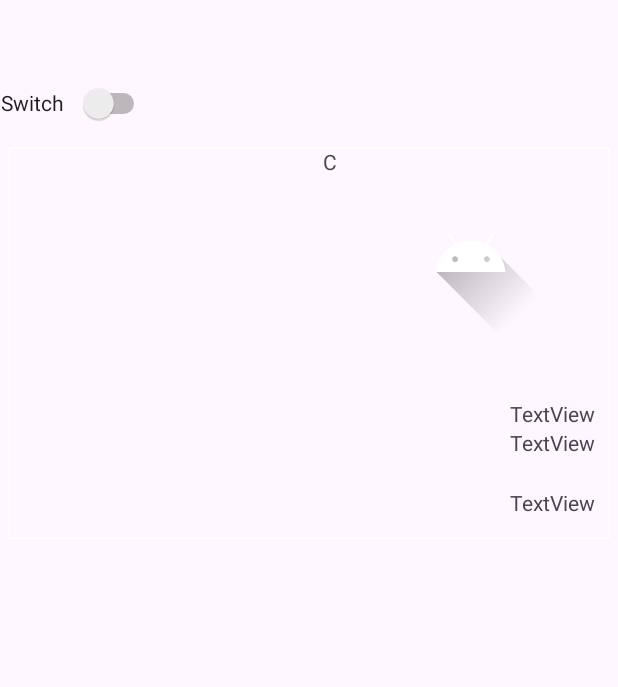
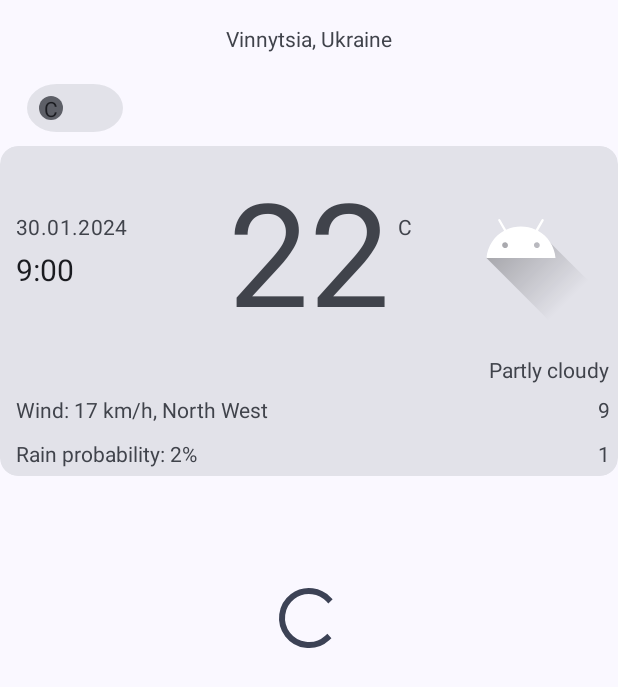
Before and after one commit to VlasNakonechnyi/Weather-App, an Android app: the layout activity_main.xml on its own in the app's theme, with its tools: preview values and no code run, on a phone screen of 412 x 824 dp. Shown: the top 687 px of the screen. Run offline under Robolectric (Android 15) with nearby library versions, the phone set to English and light mode, and no system bars; network calls fail.

Commit message:
added the snackbar and loader

```diff
--- a/app/build.gradle.kts
+++ b/app/build.gradle.kts
@@ -48,4 +48,6 @@ dependencies {
     implementation ("io.reactivex.rxjava2:rxjava:2.2.21")
     implementation ("com.squareup.retrofit2:adapter-rxjava2:2.9.0")
     implementation ("com.squareup.retrofit2:converter-gson:2.9.0")
+    implementation ("com.google.android.material:material:1.11.0")
+
 }
--- a/app/src/main/AndroidManifest.xml
+++ b/app/src/main/AndroidManifest.xml
@@ -1,16 +1,19 @@
 <?xml version="1.0" encoding="utf-8"?>
 <manifest xmlns:android="http://schemas.android.com/apk/res/android"
     xmlns:tools="http://schemas.android.com/tools">
+
+    <uses-permission android:name="android.permission.ACCESS_NETWORK_STATE" />
     <uses-permission android:name="android.permission.INTERNET"/>
     <application
         android:allowBackup="true"
+        android:name=".WeatherApplication"
         android:dataExtractionRules="@xml/data_extraction_rules"
         android:fullBackupContent="@xml/backup_rules"
         android:icon="@mipmap/ic_launcher"
         android:label="@string/app_name"
         android:roundIcon="@mipmap/ic_launcher_round"
         android:supportsRtl="true"
-        android:theme="@style/Theme.WeatherApp"
+        android:theme="@style/Base.Theme.WeatherApp"
         tools:targetApi="31">
         <activity
             android:name=".MainActivity"
--- a/app/src/main/java/com/fivesysdev/weatherapp/repository/RemoteRepository.java
+++ b/app/src/main/java/com/fivesysdev/weatherapp/repository/RemoteRepository.java
@@ -35,6 +35,7 @@ public class RemoteRepository {
         Disposable disposable = RetrofitClient.getInstance()
                 .create(CurrentWeatherService.class)
                 .getCurrentWeatherInfo(API_KEY, LATITUDE_PARAM, LONGITUDE_PARAM, EXCLUDE_PARAM)
+                .retry()
                 .subscribeOn(Schedulers.io())
                 .observeOn(AndroidSchedulers.mainThread())
                 .subscribe(
--- a/app/src/main/res/drawable/border.xml
+++ b/app/src/main/res/drawable/border.xml
@@ -1,6 +1,9 @@
 <?xml version="1.0" encoding="utf-8"?>
 <shape xmlns:android="http://schemas.android.com/apk/res/android"
-    android:shape="rectangle">
-    <stroke android:color="@color/material_dynamic_neutral100" android:width="1dp"/>
-    <corners android:radius="@dimen/cardview_default_radius" />
+    android:shape="rectangle"
+
+    >
+
+    <stroke android:color="@color/material_dynamic_primary50" />
+    <corners android:radius="@dimen/dp_16" />
 </shape>
--- a/app/src/main/res/layout/activity_main.xml
+++ b/app/src/main/res/layout/activity_main.xml
@@ -1,189 +1,161 @@
-<?xml version="1.0" encoding="utf-8"?>
 <androidx.constraintlayout.widget.ConstraintLayout xmlns:android="http://schemas.android.com/apk/res/android"
     xmlns:app="http://schemas.android.com/apk/res-auto"
     xmlns:tools="http://schemas.android.com/tools"
     android:id="@+id/main"
     android:layout_width="match_parent"
     android:layout_height="match_parent"
+
     tools:context=".MainActivity">
 
-    <androidx.constraintlayout.widget.Guideline
-        android:id="@+id/guideline"
-        android:layout_width="wrap_content"
-        android:layout_height="wrap_content"
-        android:orientation="vertical"
-        app:layout_constraintGuide_begin="205dp" />
-
-    <androidx.constraintlayout.widget.Guideline
-        android:id="@+id/guideline2"
-        android:layout_width="wrap_content"
-        android:layout_height="wrap_content"
-        android:orientation="horizontal"
-        app:layout_constraintGuide_begin="93dp" />
-
-    <androidx.constraintlayout.widget.Guideline
-        android:id="@+id/guideline3"
-        android:layout_width="wrap_content"
-        android:layout_height="wrap_content"
-        android:orientation="vertical"
-        app:layout_constraintGuide_begin="100dp" />
-
-    <Switch
-        android:id="@+id/switch1"
-        android:layout_width="99dp"
-        android:layout_height="48dp"
-        android:text="Switch"
-        app:layout_constraintBottom_toTopOf="@+id/guideline2"
-        app:layout_constraintEnd_toStartOf="@+id/guideline3" />
-
-    <TextView
+    <com.google.android.material.textview.MaterialTextView
         android:id="@+id/locationTextView"
         android:layout_width="wrap_content"
         android:layout_height="wrap_content"
-
-        app:layout_constraintBottom_toTopOf="@+id/guideline2"
+        android:layout_marginTop="@dimen/dp_16"
         app:layout_constraintEnd_toEndOf="parent"
         app:layout_constraintStart_toStartOf="parent"
-        app:layout_constraintTop_toTopOf="parent" />
+        app:layout_constraintTop_toTopOf="parent"
+        tools:text="Vinnytsia, Ukraine" />
 
-    <androidx.constraintlayout.widget.Guideline
-        android:id="@+id/guideline4"
-        android:layout_width="wrap_content"
+    <androidx.appcompat.widget.SwitchCompat
+        android:id="@+id/switch1"
+        style="@style/Widget.Material3.CompoundButton.MaterialSwitch"
+        android:layout_width="@dimen/dp_70"
+        android:layout_height="@dimen/dp_50"
+        android:layout_marginStart="@dimen/dp_12"
+        android:layout_marginTop="@dimen/dp_12"
+        android:textOn="@string/Farrenheit"
+        android:textOff="@string/Celcius"
+        app:showText="true"
+        tools:text="Switch"
+        app:layout_constraintStart_toStartOf="parent"
+        app:layout_constraintTop_toBottomOf="@id/locationTextView" />
+    <include
+        android:id="@+id/loadingLayout"
+        layout="@layout/loader"/>
+    <com.google.android.material.card.MaterialCardView
+        android:layout_width="match_parent"
         android:layout_height="wrap_content"
-        android:orientation="horizontal"
-        app:layout_constraintGuide_begin="365dp" />
+        style="@style/Widget.Material3.CardView.Filled"
 
+        app:layout_constraintEnd_toEndOf="parent"
+        app:layout_constraintStart_toStartOf="parent"
+        app:layout_constraintTop_toBottomOf="@+id/switch1">
 
         <androidx.constraintlayout.widget.ConstraintLayout
+
             android:id="@+id/constraintLayout"
+            android:layout_width="match_parent"
+            android:layout_height="wrap_content"
+            android:layout_margin="@dimen/dp_5"
+            app:layout_constraintStart_toStartOf="parent"
+            app:layout_constraintTop_toBottomOf="@+id/switch1">
+
+            <LinearLayout
+                android:id="@+id/ll_date_time"
                 android:layout_width="0dp"
-        android:layout_height="0dp"
-        android:layout_marginStart="5dp"
-        android:layout_marginTop="5dp"
-        android:layout_marginEnd="5dp"
-        android:layout_marginBottom="5dp"
-        android:background="@drawable/border"
-        app:layout_constraintBottom_toTopOf="@+id/guideline4"
-        app:layout_constraintEnd_toEndOf="parent"
-        app:layout_constraintHorizontal_bias="0.0"
+                android:layout_height="wrap_content"
+                android:layout_margin="@dimen/dp_5"
+                android:orientation="vertical"
+                app:layout_constraintBottom_toBottomOf="@id/temperatureTextView"
+                app:layout_constraintEnd_toStartOf="@id/temperatureTextView"
                 app:layout_constraintStart_toStartOf="parent"
-        app:layout_constraintTop_toTopOf="@+id/guideline2"
-        app:layout_constraintVertical_bias="0.0" >
+                app:layout_constraintTop_toTopOf="@id/temperatureTextView">
 
-        <TextView
-            android:id="@+id/rainProbabilityTextView"
-            android:layout_width="0.dp"
+                <com.google.android.material.textview.MaterialTextView
+
+                    android:id="@+id/dateTextView"
+                    style="@style/MaterialAlertDialog.Material3.Body.Text"
+                    android:layout_width="match_parent"
                     android:layout_height="wrap_content"
-            android:layout_marginStart="10dp"
-            android:layout_marginTop="10dp"
-            app:layout_constraintBottom_toBottomOf="parent"
-            app:layout_constraintStart_toStartOf="@id/constraintLayout"
-            app:layout_constraintTop_toTopOf="@id/windTextView" />
-    </androidx.constraintlayout.widget.ConstraintLayout>
+                    android:layout_marginBottom="@dimen/dp_5"
+                    tools:text="30.01.2024" />
+
+                <com.google.android.material.textview.MaterialTextView
+                    android:id="@+id/timeTextView"
+                    style="@style/MaterialAlertDialog.Material3.Title.Text"
+                    android:layout_width="match_parent"
+                    android:layout_height="wrap_content"
+                    android:textSize="20sp"
+                    tools:text="9:00" />
+            </LinearLayout>
 
             <TextView
                 android:id="@+id/temperatureTextView"
                 android:layout_width="wrap_content"
                 android:layout_height="wrap_content"
-
                 android:textSize="96sp"
-        app:layout_constraintEnd_toStartOf="@+id/guideline5"
-        app:layout_constraintStart_toStartOf="@+id/guideline3"
-        app:layout_constraintTop_toTopOf="@+id/guideline2" />
+                app:layout_constraintEnd_toEndOf="parent"
+                app:layout_constraintStart_toStartOf="parent"
+                app:layout_constraintTop_toTopOf="parent"
+                tools:text="22" />
 
             <TextView
-        android:id="@+id/dateTextView"
-        android:layout_width="0.dp"
+                android:id="@+id/temperatureSymbolTextView"
+                android:layout_width="wrap_content"
                 android:layout_height="wrap_content"
-        android:layout_marginStart="10dp"
-        android:layout_marginTop="10dp"
-
-        app:layout_constraintBottom_toTopOf="@+id/timeTextView"
-        app:layout_constraintStart_toStartOf="@+id/constraintLayout"
-        app:layout_constraintTop_toTopOf="@+id/guideline2" />
-
-    <TextView
-        android:id="@+id/timeTextView"
-        android:layout_width="0.dp"
-        android:layout_height="wrap_content"
-        android:layout_marginStart="10dp"
-        android:layout_marginTop="10dp"
-
-
-        android:textSize="20sp"
-        app:layout_constraintBottom_toTopOf="@+id/windTextView"
-        app:layout_constraintStart_toStartOf="@+id/constraintLayout"
-        app:layout_constraintTop_toTopOf="@+id/guideline2" />
+                android:layout_marginStart="@dimen/dp_5"
+                app:layout_constraintStart_toEndOf="@+id/temperatureTextView"
+                app:layout_constraintTop_toTopOf="@id/ll_date_time"
+                tools:text="C" />
 
             <TextView
                 android:id="@+id/windTextView"
-        android:layout_width="wrap_content"
+                android:layout_width="0dp"
                 android:layout_height="wrap_content"
-        android:layout_marginStart="10dp"
-        app:layout_constraintBottom_toTopOf="@+id/rainProbabilityTextView"
-        app:layout_constraintStart_toStartOf="@+id/constraintLayout"
-        app:layout_constraintTop_toTopOf="@+id/maxTemperatureTextView" />
+                android:layout_marginTop="@dimen/dp_32"
+                app:layout_constraintEnd_toEndOf="@id/temperatureTextView"
+                app:layout_constraintStart_toStartOf="@id/ll_date_time"
+                app:layout_constraintTop_toBottomOf="@id/temperatureTextView"
+                tools:text="Wind: 17 km/h, North West" />
+
+            <TextView
+                android:id="@+id/rainProbabilityTextView"
+                android:layout_width="0dp"
+                android:layout_height="wrap_content"
+                android:layout_marginTop="10dp"
+                app:layout_constraintEnd_toEndOf="@id/temperatureTextView"
+                app:layout_constraintStart_toStartOf="@id/ll_date_time"
+                app:layout_constraintTop_toBottomOf="@id/windTextView"
+                tools:text="Rain probability: 2%" />
 
             <ImageView
                 android:id="@+id/weatherIconTextView"
                 android:layout_width="wrap_content"
                 android:layout_height="wrap_content"
+                android:layout_margin="@dimen/dp_5"
                 android:contentDescription="@string/blankText"
                 app:layout_constraintEnd_toEndOf="parent"
-        app:layout_constraintStart_toEndOf="@+id/temperatureTextView"
-        app:layout_constraintTop_toBottomOf="@+id/temperatureSymbolTextView"
+                app:layout_constraintTop_toTopOf="parent"
                 app:srcCompat="@drawable/ic_launcher_foreground" />
 
             <TextView
                 android:id="@+id/skyClarityText"
                 android:layout_width="wrap_content"
                 android:layout_height="wrap_content"
-        android:text="TextView"
-        app:layout_constraintBottom_toTopOf="@+id/minTemperatureTextView"
-        app:layout_constraintEnd_toEndOf="@+id/constraintLayout"
-        app:layout_constraintStart_toStartOf="@+id/guideline5"
-        app:layout_constraintTop_toBottomOf="@+id/weatherIconTextView" />
+                android:layout_marginTop="@dimen/dp_5"
+                android:text="Partly cloudy"
+                app:layout_constraintEnd_toEndOf="parent"
+                app:layout_constraintTop_toBottomOf="@id/temperatureTextView" />
 
             <TextView
                 android:id="@+id/maxTemperatureTextView"
                 android:layout_width="wrap_content"
                 android:layout_height="wrap_content"
-        android:text="TextView"
-        app:layout_constraintBottom_toTopOf="@+id/guideline4"
-        app:layout_constraintEnd_toEndOf="@+id/constraintLayout"
-        app:layout_constraintStart_toStartOf="@+id/guideline5"
-        app:layout_constraintTop_toBottomOf="@+id/weatherIconTextView" />
+                android:text="9"
+                app:layout_constraintEnd_toEndOf="parent"
+                app:layout_constraintTop_toTopOf="@id/windTextView" />
 
             <TextView
                 android:id="@+id/minTemperatureTextView"
                 android:layout_width="wrap_content"
                 android:layout_height="wrap_content"
-        android:text="TextView"
-        app:layout_constraintBottom_toTopOf="@+id/guideline4"
-        app:layout_constraintEnd_toEndOf="@+id/constraintLayout"
-        app:layout_constraintStart_toStartOf="@+id/guideline5"
-        app:layout_constraintTop_toBottomOf="@+id/maxTemperatureTextView" />
+                android:text="1"
+                app:layout_constraintEnd_toEndOf="parent"
+                app:layout_constraintTop_toTopOf="@id/rainProbabilityTextView" />
+        </androidx.constraintlayout.widget.ConstraintLayout>
+    </com.google.android.material.card.MaterialCardView>
 
-    <TextView
-        android:id="@+id/temperatureSymbolTextView"
-        android:layout_width="wrap_content"
-        android:layout_height="wrap_content"
-        android:text="C"
-        app:layout_constraintStart_toEndOf="@+id/temperatureTextView"
-        app:layout_constraintTop_toTopOf="@+id/constraintLayout" />
-
-    <androidx.constraintlayout.widget.Barrier
-        android:id="@+id/barrier"
-        android:layout_width="wrap_content"
-        android:layout_height="wrap_content"
-        app:barrierDirection="left" />
-
-    <androidx.constraintlayout.widget.Guideline
-        android:id="@+id/guideline5"
-        android:layout_width="wrap_content"
-        android:layout_height="wrap_content"
-        android:orientation="vertical"
-        app:layout_constraintGuide_begin="330dp" />
 
 
 </androidx.constraintlayout.widget.ConstraintLayout>
--- /dev/null
+++ b/app/src/main/res/layout/loader.xml
@@ -0,0 +1,17 @@
+<?xml version="1.0" encoding="utf-8"?>
+<androidx.constraintlayout.widget.ConstraintLayout xmlns:android="http://schemas.android.com/apk/res/android"
+    xmlns:app="http://schemas.android.com/apk/res-auto"
+    android:id="@+id/loadingLayout"
+    android:layout_width="match_parent"
+    android:layout_height="match_parent"
+    android:clickable="true"
+    android:focusable="true">
+
+    <ProgressBar
+        android:layout_width="wrap_content"
+        android:layout_height="wrap_content"
+        app:layout_constraintBottom_toBottomOf="parent"
+        app:layout_constraintEnd_toEndOf="parent"
+        app:layout_constraintStart_toStartOf="parent"
+        app:layout_constraintTop_toTopOf="parent" />
+</androidx.constraintlayout.widget.ConstraintLayout>
--- /dev/null
+++ b/app/src/main/res/values/dimen.xml
@@ -0,0 +1,10 @@
+<?xml version="1.0" encoding="utf-8"?>
+<resources>
+    <dimen name="dp_5">5dp</dimen>
+    <dimen name="dp_10">10dp</dimen>
+    <dimen name="dp_12">12dp</dimen>
+    <dimen name="dp_16">16dp</dimen>
+    <dimen name="dp_32">32dp</dimen>
+    <dimen name="dp_50">50dp</dimen>
+    <dimen name="dp_70">70dp</dimen>
+</resources>
--- a/app/src/main/res/values/strings.xml
+++ b/app/src/main/res/values/strings.xml
@@ -1,4 +1,6 @@
 <resources>
     <string name="app_name">Weather App</string>
     <string name="blankText" />
+    <string name="Celcius">C</string>
+    <string name="Farrenheit">F</string>
 </resources>
--- a/app/src/main/res/values/themes.xml
+++ b/app/src/main/res/values/themes.xml
@@ -3,7 +3,8 @@
     <style name="Base.Theme.WeatherApp" parent="Theme.Material3.DayNight.NoActionBar">
         <!-- Customize your light theme here. -->
         <!-- <item name="colorPrimary">@color/my_light_primary</item> -->
+
     </style>
 
-    <style name="Theme.WeatherApp" parent="Base.Theme.WeatherApp" />
+
 </resources>
```
Also changed, not shown: app/src/main/java/com/fivesysdev/weatherapp/MainActivity.java (+42 -14 lines), app/src/main/java/com/fivesysdev/weatherapp/WeatherApplication.java (added, +13 -0 lines), app/src/main/java/com/fivesysdev/weatherapp/presenter/WeatherPresenter.java (+55 -3 lines), app/src/main/java/com/fivesysdev/weatherapp/service/Direction.java (added, +37 -0 lines), app/src/main/java/com/fivesysdev/weatherapp/service/SkyClarityService.java (added, +13 -0 lines), app/src/main/java/com/fivesysdev/weatherapp/service/TemperatureService.java (+6 -2 lines), app/src/main/java/com/fivesysdev/weatherapp/service/TimeDateService.java (added, +21 -0 lines). Lines whose indentation alone changed are shown as unchanged.
